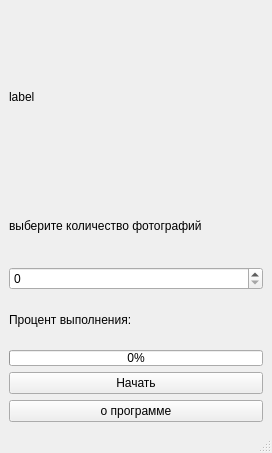
Before: the Qt Designer form uiFiles/mainWin.ui in SileboxUnderfined/savedPhotosVk, drawn with Qt 5.
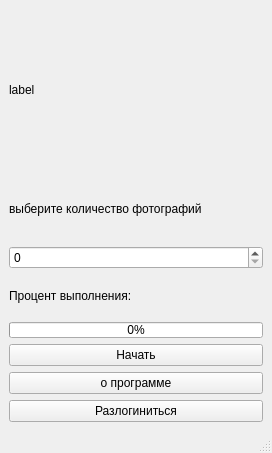
After: the same form once the commit is applied.

Patch:
```diff
--- a/uiFiles/mainWin.ui
+++ b/uiFiles/mainWin.ui
@@ -99,6 +99,13 @@
         </property>
        </widget>
       </item>
+      <item>
+       <widget class="QPushButton" name="outlogButton">
+        <property name="text">
+         <string>Разлогиниться</string>
+        </property>
+       </widget>
+      </item>
      </layout>
     </item>
    </layout>
```
Left out of the diff: 10 changed lines with no effect on the pictures.
